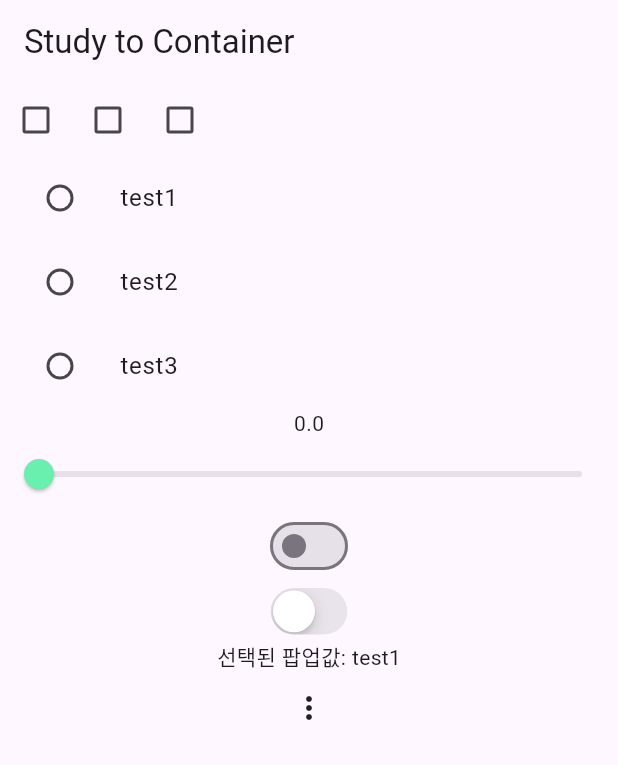
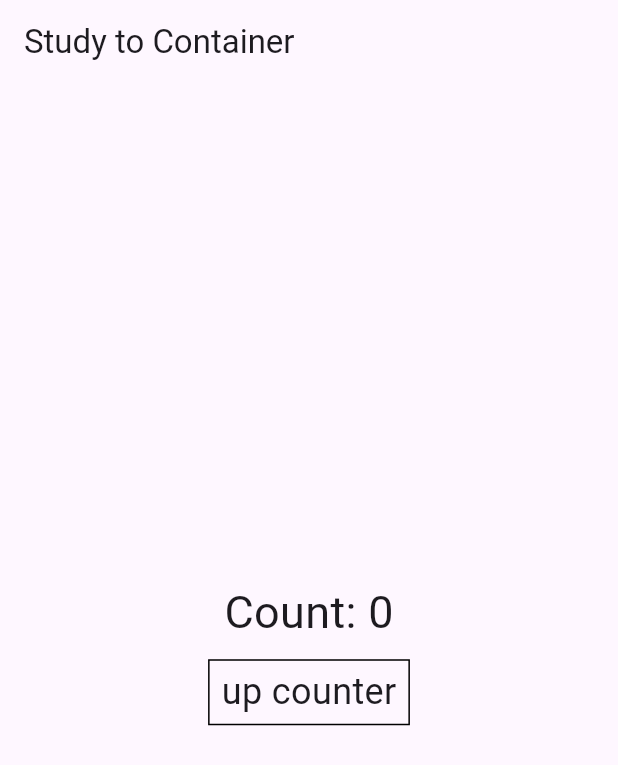
Before and after one commit to stufit/flutter_fastcam, a Flutter app: the screen it shows after launch, on a phone screen of 412 x 824 dp. Shown: the top 765 px of the screen. Run offline on Flutter 3.47's test engine with Material 3 defaults, Android fonts, the phone set to English and light mode, and no system bars.

Commit message:
Flutter의 Callback 이벤트

```diff
--- a/lib/main.dart
+++ b/lib/main.dart
@@ -1,4 +1,3 @@
-import 'package:flutter/cupertino.dart';
 import 'package:flutter/material.dart';
 
 void main() {
@@ -17,258 +16,66 @@ class Bodys extends StatelessWidget {
 
   @override
   Widget build(BuildContext context) {
-    return const Column(
-      children: [
-        TestCheckBox(),
-        TestRadioButton(),
-        TestSlider(),
-        TestSwitch(),
-        TestPopupMenu(),
-      ],
-    );
+    return TestWidget();
   }
 }
 
-// 1. 체크박스
-class TestCheckBox extends StatefulWidget {
-  const TestCheckBox({super.key});
+class TestWidget extends StatefulWidget {
+  const TestWidget({super.key});
 
   @override
-  State<TestCheckBox> createState() => _TestCheckBoxState();
+  State<TestWidget> createState() => _TestWidgetState();
 }
 
-class _TestCheckBoxState extends State<TestCheckBox> {
-  late List<bool> values;
-
-  @override
-  void initState() {
-    super.initState();
-    values = [false, false, false];
-  }
+class _TestWidgetState extends State<TestWidget> {
+  int value = 0;
 
   @override
   Widget build(BuildContext context) {
-    return Row(
+    return Column(
+      mainAxisAlignment: MainAxisAlignment.center,
       children: [
-        Checkbox(
-            value: values[0],
-            onChanged: (value) => changeValue(0, value: value)),
-        Checkbox(
-            value: values[1],
-            onChanged: (value) => changeValue(1, value: value)),
-        Checkbox(
-            value: values[2],
-            onChanged: (value) => changeValue(2, value: value)),
+        Text(
+          'Count: $value',
+          style: const TextStyle(fontSize: 30),
+        ),
+        TestButton(addCounter),
       ],
     );
   }
 
-  void changeValue(int index, {bool? value = false}) {
+  void addCounter() {
     setState(() {
-      values[index] = value!;
+      value++;
     });
   }
 }
 
-// 2. 라디오 버튼
-// 2.1. 라디오 버튼을 사용하기 위한 열거형 선언
-// 2.2 라디오 버튼 확장을 위한 ListTile 위젯 사용
-// onChanged 콜백 함수를 사용하여 라디오 버튼의 상태를 변경
+class TestButton extends StatelessWidget {
+  const TestButton(this.callback,{super.key});
 
-class TestRadioButton extends StatefulWidget {
-  const TestRadioButton({super.key});
-
-  @override
-  State<TestRadioButton> createState() => _TestRadioButtonState();
-}
-
-enum TestValue {
-  test1,
-  test2,
-  test3;
-}
-
-class _TestRadioButtonState extends State<TestRadioButton> {
-  TestValue? selectValue;
+  final VoidCallback callback;
 
   @override
   Widget build(BuildContext context) {
-    return Column(
-      children: [
-        ListTile(
-          leading: Radio<TestValue>(
-            value: TestValue.test1,
-            groupValue: selectValue,
-            onChanged: (value) => setState(
-              () {
-                print(value);
-                selectValue = value!;
-              },
+    return Container(
+      margin: const EdgeInsets.all(10),
+      width: double.infinity,
+      child: InkWell(
+        onTap: ()=>callback.call(),
+        child: Center(
+          child: Container(
+            padding: const EdgeInsets.symmetric(vertical: 4, horizontal: 8),
+            decoration: BoxDecoration(
+              border: Border.all(),
+            ),
+            child: const Text(
+              'up counter',
+              style: TextStyle(fontSize: 24),
             ),
           ),
-          title: Text('test1'),
-          onTap: () => setState(
-            () {
-              if (selectValue != TestValue.test1) {
-                selectValue = TestValue.test1;
-              }
-            },
-          ),
         ),
-        ListTile(
-          leading: Radio<TestValue>(
-            value: TestValue.test2,
-            groupValue: selectValue,
-            onChanged: (value) => setState(
-              () {
-                print(value);
-                selectValue = value!;
-              },
-            ),
-          ),
-          title: Text('test2'),
-          onTap: () => setState(
-            () {
-              if (selectValue != TestValue.test2) {
-                selectValue = TestValue.test2;
-              }
-            },
-          ),
-        ),
-        ListTile(
-          leading: Radio<TestValue>(
-            value: TestValue.test3,
-            groupValue: selectValue,
-            onChanged: (value) => setState(
-              () {
-                print(value);
-                selectValue = value!;
-              },
-            ),
-          ),
-          title: Text('test3'),
-          onTap: () => setState(
-            () {
-              if (selectValue != TestValue.test3) {
-                selectValue = TestValue.test3;
-              }
-            },
-          ),
-        ),
-      ],
+      ),
     );
   }
 }
-
-// 3. 슬라이더
-// 슬라이더는 사용자가 값을 선택할 수 있는 위젯이다.
-// 슬라이더는 value와 onChanged 속성을 사용하여 값을 변경한다.
-// value는 슬라이더의 현재 값이며, onChanged는 슬라이더의 값이 변경될 때 호출되는 콜백 함수이다.
-// 슬라이더는 max, min, divisions, label, activeColor 속성을 사용하여 슬라이더의 모양을 변경할 수 있다.
-class TestSlider extends StatefulWidget {
-  const TestSlider({super.key});
-
-  @override
-  State<TestSlider> createState() => _TestSliderState();
-}
-
-class _TestSliderState extends State<TestSlider> {
-  double value = 0;
-
-  @override
-  Widget build(BuildContext context) {
-    return Column(
-      children: [
-        Text('$value'),
-        Slider(
-          value: value,
-          onChanged: (newValue) => setState(
-            () {
-              value = newValue;
-            },
-          ),
-          divisions: 100,
-          // 0~100까지 나누어진 슬라이더
-          max: 100,
-          // 최대값
-          label: value.round().toString(),
-          // 슬라이더 값에 라벨을 추가
-          activeColor: Colors.greenAccent, // 활성화된 슬라이더 색상
-        ),
-      ],
-    );
-  }
-}
-
-// 4. 스위치
-// 스위치는 체크박스와 비슷하지만, 스위치는 on/off 상태를 토글할 수 있는 스위치 버튼이다.
-// 스위치는 value와 onChanged 속성을 사용하여 상태를 변경한다.
-// value는 스위치의 상태를 나타내며, onChanged는 스위치의 상태가 변경될 때 호출되는 콜백 함수이다.
-// 스위치는 value가 true일 때 켜진 상태이고, false일 때 꺼진 상태이다.
-
-class TestSwitch extends StatefulWidget {
-  const TestSwitch({super.key});
-
-  @override
-  State<TestSwitch> createState() => _TestSwitchState();
-}
-
-class _TestSwitchState extends State<TestSwitch> {
-  bool value = false;
-
-  @override
-  Widget build(BuildContext context) {
-    return Column(
-      children: [
-        // 스위치 위젯
-        // Android 스타일 스위치
-        Switch(
-          value: value,
-          onChanged: (newValue) => setState(() => value = newValue),
-        ),
-        // ios 스타일 스위치
-        CupertinoSwitch(
-            value: value,
-            onChanged: (newValue) => setState(() => value = newValue)),
-      ],
-    );
-  }
-}
-
-//5. 팝업메뉴
-// 팝업 메뉴는 사용자가 선택할 수 있는 메뉴를 표시하는 위젯이다.
-// 팝업 메뉴는 PopupMenuButton 위젯을 사용하여 구현한다.
-// PopupMenuButton은 itemBuilder 속성을 사용하여 팝업 메뉴에 표시할 메뉴를 정의한다.
-// itemBuilder는 List<PopupMenuEntry<T>>를 반환하는 콜백 함수이다.
-// PopupMenuEntry는 팝업 메뉴에 표시할 메뉴 항목을 정의하는 추상 클래스이다.
-// PopupMenuItem는 팝업 메뉴에 표시할 메뉴 항목을 정의하는 위젯이다.
-// PopupMenuItem은 value 속성을 사용하여 메뉴 항목을 구분한다.
-// onSelected 속성을 사용하여 메뉴 항목을 선택했을 때 호출되는 콜백 함수를 정의한다.
-class TestPopupMenu extends StatefulWidget {
-  const TestPopupMenu({super.key});
-
-  @override
-  State<TestPopupMenu> createState() => _TestPopupMenuState();
-}
-
-class _TestPopupMenuState extends State<TestPopupMenu> {
-  TestValue selectValue = TestValue.test1;
-
-  @override
-  Widget build(BuildContext context) {
-    return Column(
-      children: [
-        Text('선택된 팝업값: ${selectValue.name}'),
-        PopupMenuButton(
-          itemBuilder: (context) {
-            return TestValue.values
-                .map((value) =>
-                    PopupMenuItem(value: value, child: Text(value.name)))
-                .toList();
-          },
-          onSelected: (newValue) => setState(() => selectValue = newValue),
-        ),
-      ],
-    );
-  }
-}
```
